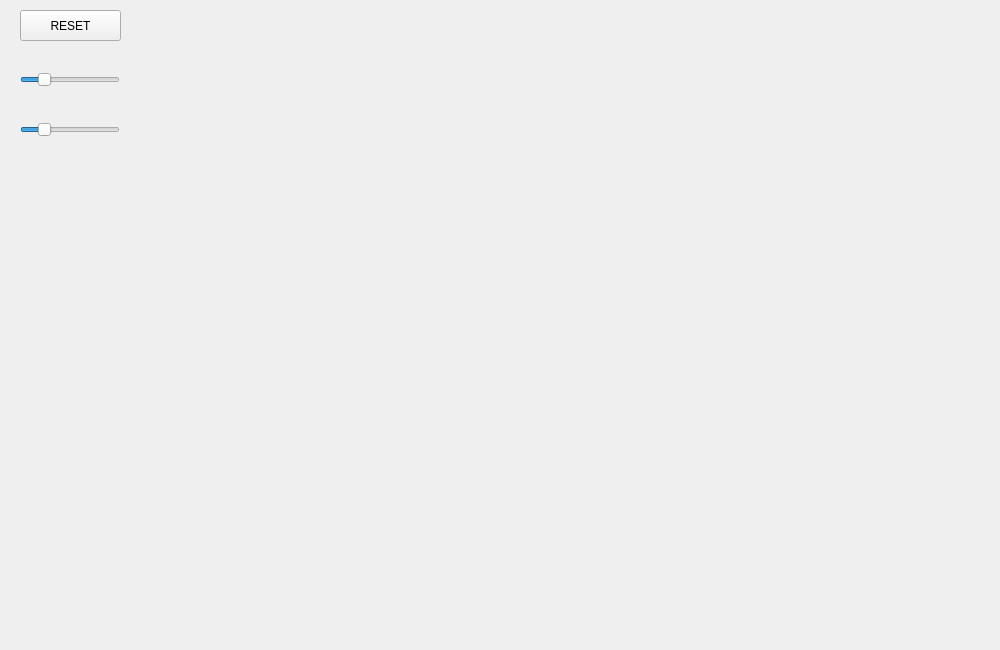
This is ui/gamewindow.ui in tjakubo/apollo as Qt 5 draws it before an edit. The edited form follows.
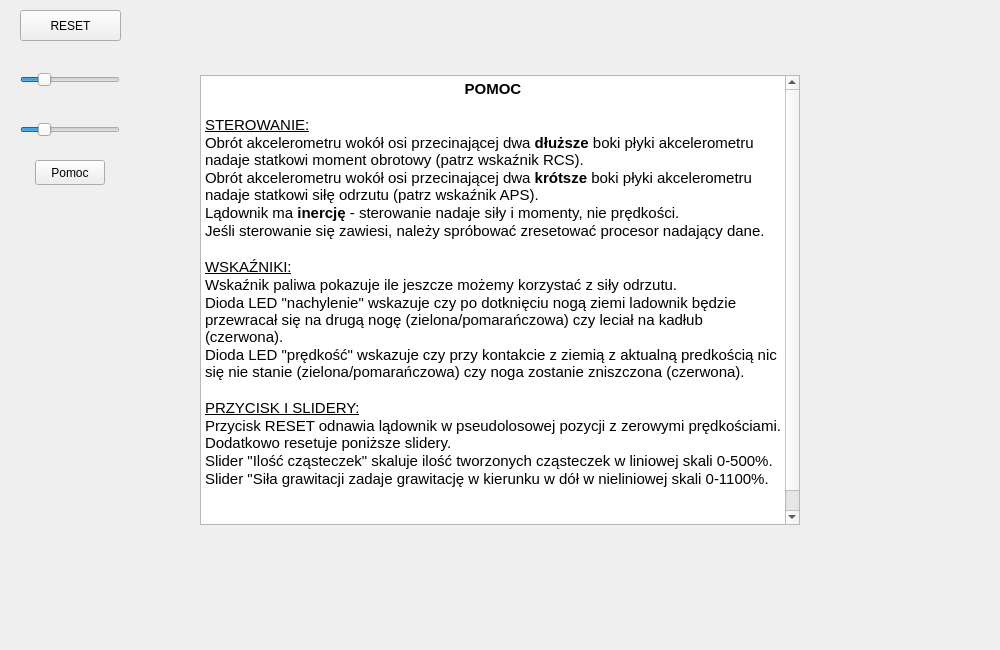
This is the edited form.

The edit to the form file:
```diff
--- a/ui/gamewindow.ui
+++ b/ui/gamewindow.ui
@@ -82,6 +82,100 @@
     <enum>Qt::Horizontal</enum>
    </property>
   </widget>
+  <widget class="QTextBrowser" name="helpWindow">
+   <property name="geometry">
+    <rect>
+     <x>200</x>
+     <y>75</y>
+     <width>600</width>
+     <height>450</height>
+    </rect>
+   </property>
+   <property name="sizePolicy">
+    <sizepolicy hsizetype="Fixed" vsizetype="Fixed">
+     <horstretch>0</horstretch>
+     <verstretch>0</verstretch>
+    </sizepolicy>
+   </property>
+   <property name="minimumSize">
+    <size>
+     <width>600</width>
+     <height>450</height>
+    </size>
+   </property>
+   <property name="maximumSize">
+    <size>
+     <width>600</width>
+     <height>450</height>
+    </size>
+   </property>
+   <property name="html">
+    <string>&lt;!DOCTYPE HTML PUBLIC &quot;-//W3C//DTD HTML 4.0//EN&quot; &quot;http://www.w3.org/TR/REC-html40/strict.dtd&quot;&gt;
+&lt;html&gt;&lt;head&gt;&lt;meta name=&quot;qrichtext&quot; content=&quot;1&quot; /&gt;&lt;style type=&quot;text/css&quot;&gt;
+p, li { white-space: pre-wrap; }
+&lt;/style&gt;&lt;/head&gt;&lt;body style=&quot; font-family:'Ubuntu'; font-size:11pt; font-weight:400; font-style:normal;&quot;&gt;
+&lt;p align=&quot;center&quot; style=&quot; margin-top:0px; margin-bottom:0px; margin-left:0px; margin-right:0px; -qt-block-indent:0; text-indent:0px;&quot;&gt;&lt;span style=&quot; font-weight:600;&quot;&gt;POMOC&lt;/span&gt;&lt;/p&gt;
+&lt;p align=&quot;center&quot; style=&quot;-qt-paragraph-type:empty; margin-top:0px; margin-bottom:0px; margin-left:0px; margin-right:0px; -qt-block-indent:0; text-indent:0px; font-weight:600;&quot;&gt;&lt;br /&gt;&lt;/p&gt;
+&lt;p style=&quot; margin-top:0px; margin-bottom:0px; margin-left:0px; margin-right:0px; -qt-block-indent:0; text-indent:0px;&quot;&gt;&lt;span style=&quot; text-decoration: underline;&quot;&gt;STEROWANIE:&lt;/span&gt;&lt;/p&gt;
+&lt;p style=&quot; margin-top:0px; margin-bottom:0px; margin-left:0px; margin-right:0px; -qt-block-indent:0; text-indent:0px;&quot;&gt;Obrót akcelerometru wokół osi przecinającej dwa &lt;span style=&quot; font-weight:600;&quot;&gt;dłuższe&lt;/span&gt; boki płyki akcelerometru nadaje statkowi moment obrotowy (patrz wskaźnik RCS).&lt;/p&gt;
+&lt;p style=&quot; margin-top:0px; margin-bottom:0px; margin-left:0px; margin-right:0px; -qt-block-indent:0; text-indent:0px;&quot;&gt;Obrót akcelerometru wokół osi przecinającej dwa &lt;span style=&quot; font-weight:600;&quot;&gt;krótsze&lt;/span&gt; boki płyki akcelerometru nadaje statkowi siłę odrzutu (patrz wskaźnik APS).&lt;/p&gt;
+&lt;p style=&quot; margin-top:0px; margin-bottom:0px; margin-left:0px; margin-right:0px; -qt-block-indent:0; text-indent:0px;&quot;&gt;Lądownik ma &lt;span style=&quot; font-weight:600;&quot;&gt;inercję&lt;/span&gt; - sterowanie nadaje siły i momenty, nie prędkości.&lt;/p&gt;
+&lt;p style=&quot; margin-top:0px; margin-bottom:0px; margin-left:0px; margin-right:0px; -qt-block-indent:0; text-indent:0px;&quot;&gt;Jeśli sterowanie się zawiesi, należy spróbować zresetować procesor nadający dane.&lt;/p&gt;
+&lt;p style=&quot;-qt-paragraph-type:empty; margin-top:0px; margin-bottom:0px; margin-left:0px; margin-right:0px; -qt-block-indent:0; text-indent:0px;&quot;&gt;&lt;br /&gt;&lt;/p&gt;
+&lt;p style=&quot; margin-top:0px; margin-bottom:0px; margin-left:0px; margin-right:0px; -qt-block-indent:0; text-indent:0px;&quot;&gt;&lt;span style=&quot; text-decoration: underline;&quot;&gt;WSKAŹNIKI:&lt;/span&gt;&lt;/p&gt;
+&lt;p style=&quot; margin-top:0px; margin-bottom:0px; margin-left:0px; margin-right:0px; -qt-block-indent:0; text-indent:0px;&quot;&gt;Wskaźnik paliwa pokazuje ile jeszcze możemy korzystać z siły odrzutu.&lt;/p&gt;
+&lt;p style=&quot; margin-top:0px; margin-bottom:0px; margin-left:0px; margin-right:0px; -qt-block-indent:0; text-indent:0px;&quot;&gt;Dioda LED &amp;quot;nachylenie&amp;quot; wskazuje czy po dotknięciu nogą ziemi ladownik będzie przewracał się na drugą nogę (zielona/pomarańczowa) czy leciał na kadłub (czerwona).&lt;/p&gt;
+&lt;p style=&quot; margin-top:0px; margin-bottom:0px; margin-left:0px; margin-right:0px; -qt-block-indent:0; text-indent:0px;&quot;&gt;Dioda LED &amp;quot;prędkość&amp;quot; wskazuje czy przy kontakcie z ziemią z aktualną predkością nic się nie stanie (zielona/pomarańczowa) czy noga zostanie zniszczona (czerwona).&lt;/p&gt;
+&lt;p style=&quot;-qt-paragraph-type:empty; margin-top:0px; margin-bottom:0px; margin-left:0px; margin-right:0px; -qt-block-indent:0; text-indent:0px;&quot;&gt;&lt;br /&gt;&lt;/p&gt;
+&lt;p style=&quot; margin-top:0px; margin-bottom:0px; margin-left:0px; margin-right:0px; -qt-block-indent:0; text-indent:0px;&quot;&gt;&lt;span style=&quot; text-decoration: underline;&quot;&gt;PRZYCISK I SLIDERY:&lt;/span&gt;&lt;/p&gt;
+&lt;p style=&quot; margin-top:0px; margin-bottom:0px; margin-left:0px; margin-right:0px; -qt-block-indent:0; text-indent:0px;&quot;&gt;Przycisk RESET odnawia lądownik w pseudolosowej pozycji z zerowymi prędkościami. Dodatkowo resetuje poniższe slidery.&lt;/p&gt;
+&lt;p style=&quot; margin-top:0px; margin-bottom:0px; margin-left:0px; margin-right:0px; -qt-block-indent:0; text-indent:0px;&quot;&gt;Slider &amp;quot;Ilość cząsteczek&amp;quot; skaluje ilość tworzonych cząsteczek w liniowej skali 0-500%.&lt;/p&gt;
+&lt;p style=&quot; margin-top:0px; margin-bottom:0px; margin-left:0px; margin-right:0px; -qt-block-indent:0; text-indent:0px;&quot;&gt;Slider &amp;quot;Siła grawitacji zadaje grawitację w kierunku w dół w nieliniowej skali 0-1100%.&lt;/p&gt;
+&lt;p style=&quot;-qt-paragraph-type:empty; margin-top:0px; margin-bottom:0px; margin-left:0px; margin-right:0px; -qt-block-indent:0; text-indent:0px;&quot;&gt;&lt;br /&gt;&lt;/p&gt;
+&lt;p style=&quot;-qt-paragraph-type:empty; margin-top:0px; margin-bottom:0px; margin-left:0px; margin-right:0px; -qt-block-indent:0; text-indent:0px;&quot;&gt;&lt;br /&gt;&lt;/p&gt;
+&lt;p style=&quot;-qt-paragraph-type:empty; margin-top:0px; margin-bottom:0px; margin-left:0px; margin-right:0px; -qt-block-indent:0; text-indent:0px;&quot;&gt;&lt;br /&gt;&lt;/p&gt;&lt;/body&gt;&lt;/html&gt;</string>
+   </property>
+  </widget>
+  <widget class="QPushButton" name="helpButton">
+   <property name="geometry">
+    <rect>
+     <x>35</x>
+     <y>160</y>
+     <width>70</width>
+     <height>25</height>
+    </rect>
+   </property>
+   <property name="sizePolicy">
+    <sizepolicy hsizetype="Fixed" vsizetype="Fixed">
+     <horstretch>0</horstretch>
+     <verstretch>0</verstretch>
+    </sizepolicy>
+   </property>
+   <property name="minimumSize">
+    <size>
+     <width>70</width>
+     <height>25</height>
+    </size>
+   </property>
+   <property name="maximumSize">
+    <size>
+     <width>70</width>
+     <height>25</height>
+    </size>
+   </property>
+   <property name="text">
+    <string>Pomoc</string>
+   </property>
+   <property name="autoRepeatInterval">
+    <number>93</number>
+   </property>
+   <property name="default">
+    <bool>false</bool>
+   </property>
+   <property name="flat">
+    <bool>false</bool>
+   </property>
+  </widget>
  </widget>
  <resources/>
  <connections/>
```
